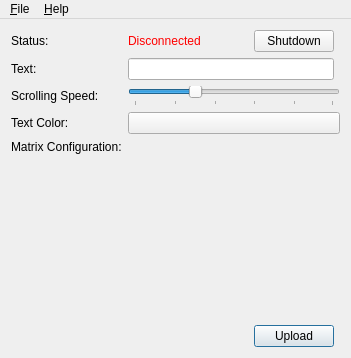
Qt form src/desktopclient/mainwindow.ui (josharmstrong08/RPLD) before a commit.
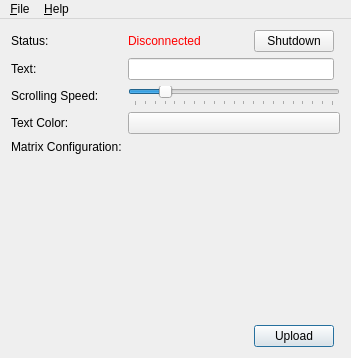
The same form after that commit.

Commit message:
Color Button works
Everything functional minus matrix config and TCP/IP stack

Diff of the .ui file:
```diff
--- a/src/desktopclient/mainwindow.ui
+++ b/src/desktopclient/mainwindow.ui
@@ -31,6 +31,12 @@
     </item>
     <item row="4" column="2" colspan="2">
      <widget class="QSlider" name="scrollSpeedSlider">
+      <property name="maximum">
+       <number>200</number>
+      </property>
+      <property name="pageStep">
+       <number>10</number>
+      </property>
       <property name="sliderPosition">
        <number>30</number>
       </property>
@@ -47,7 +53,7 @@
        <enum>QSlider::TicksBelow</enum>
       </property>
       <property name="tickInterval">
-       <number>20</number>
+       <number>10</number>
       </property>
      </widget>
     </item>
```
The commit also changes 1 other file.
